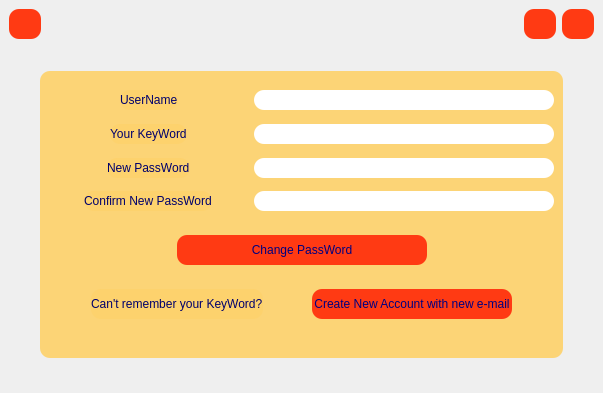
Qt form forgetpass.ui (fatemebd/Library) before a commit.
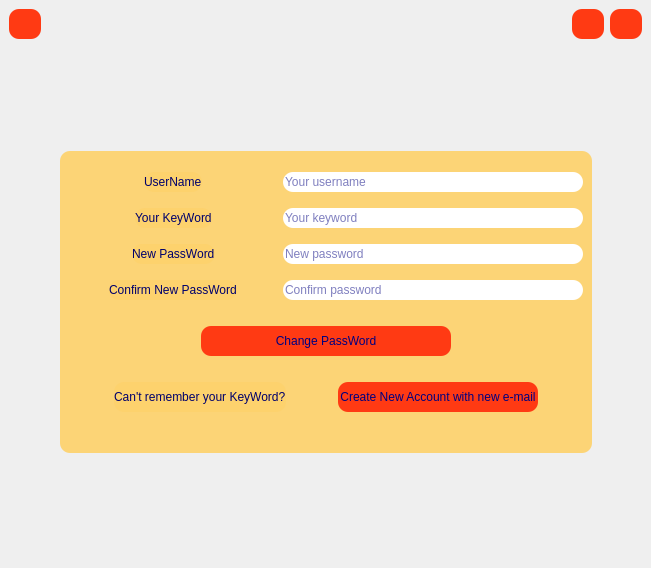
The same form after that commit. Icons and pictures are not drawn.

What changed in the file:
```diff
--- a/forgetpass.ui
+++ b/forgetpass.ui
@@ -6,8 +6,8 @@
    <rect>
     <x>0</x>
     <y>0</y>
-    <width>603</width>
-    <height>393</height>
+    <width>651</width>
+    <height>568</height>
    </rect>
   </property>
   <property name="windowTitle">
@@ -84,6 +84,16 @@
         <property name="text">
          <string/>
         </property>
+        <property name="icon">
+         <iconset resource="rec.qrc">
+          <normaloff>:/icones/images/786263.png</normaloff>:/icones/images/786263.png</iconset>
+        </property>
+        <property name="iconSize">
+         <size>
+          <width>30</width>
+          <height>30</height>
+         </size>
+        </property>
        </widget>
       </item>
       <item>
@@ -244,6 +254,9 @@
                <height>20</height>
               </size>
              </property>
+             <property name="placeholderText">
+              <string>Your username</string>
+             </property>
             </widget>
            </item>
           </layout>
@@ -316,6 +329,9 @@
              <property name="toolTip">
               <string>enter your tooltip</string>
              </property>
+             <property name="placeholderText">
+              <string>Your keyword</string>
+             </property>
             </widget>
            </item>
           </layout>
@@ -382,6 +398,9 @@
              <property name="toolTip">
               <string>enter your password</string>
              </property>
+             <property name="placeholderText">
+              <string>New password</string>
+             </property>
             </widget>
            </item>
           </layout>
@@ -448,6 +467,9 @@
              <property name="toolTip">
               <string>re-enter your password</string>
              </property>
+             <property name="placeholderText">
+              <string>Confirm password</string>
+             </property>
             </widget>
            </item>
           </layout>
```
Left out of the diff: 20 changed lines with no effect on the pictures.
